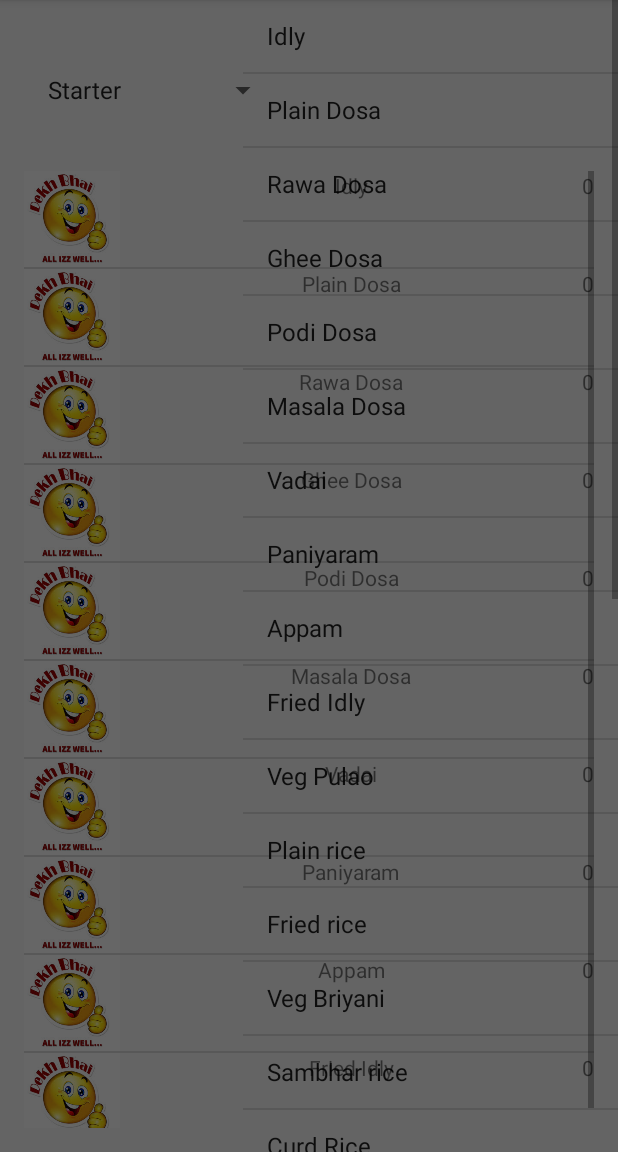
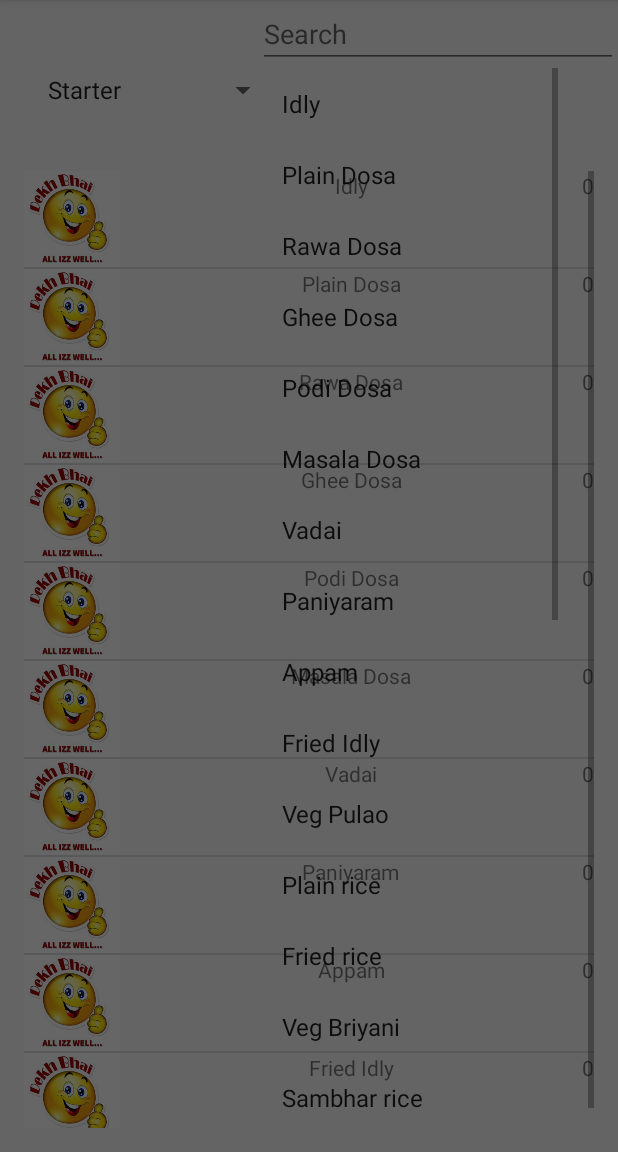
Before and after one commit to IOException722/FoodPlazza, an Android app: the screen it shows after launch (MainActivity), with the side drawer open, on a phone screen of 412 x 824 dp, the part 84-1236 px from its top. Run offline under Robolectric (Android 15) with nearby library versions, the phone set to English and light mode, and no system bars.

Commit message:
drawer added

```diff
--- a/app/src/main/java/matrimony/foodplazza/MainActivity.java
+++ b/app/src/main/java/matrimony/foodplazza/MainActivity.java
@@ -4,6 +4,8 @@ import android.graphics.Color;
 import android.os.Bundle;
 import android.support.v4.widget.DrawerLayout;
 import android.support.v7.app.ActionBarActivity;
+import android.text.Editable;
+import android.text.TextWatcher;
 import android.util.Log;
 import android.view.LayoutInflater;
 import android.view.Menu;
@@ -13,6 +15,7 @@ import android.view.ViewGroup;
 import android.widget.AdapterView;
 import android.widget.ArrayAdapter;
 import android.widget.BaseAdapter;
+import android.widget.EditText;
 import android.widget.ImageView;
 import android.widget.ListView;
 import android.widget.Spinner;
@@ -28,6 +31,7 @@ public class MainActivity extends ActionBarActivity {
     ArrayAdapter mArrayAdapter;
     ArrayList<String> mMianCourseList;
     ArrayList<String> mStarterList;
+    ArrayList<String> mDrawerFoodList;
     ArrayList<String> mDesertList;
     ArrayList<Integer> mFoodImageList;
     LayoutInflater mInflater;
@@ -38,8 +42,6 @@ public class MainActivity extends ActionBarActivity {
     ArrayList<Boolean> boolMaincourse;
     ArrayList<Boolean> boolStarter;
     ArrayList<Boolean> boolDesert;
-
-
     Spinner mDyanamicSpinner;
     SpinnerAdapter mSpinnerAdapter;
     Integer pos, size1, size2, size3;
@@ -47,7 +49,7 @@ public class MainActivity extends ActionBarActivity {
     //HashMap<Boolean, HashMap<>>;
     ArrayList<String> mSpinnerList2;
     DrawerLayout mDrawerLayout;
-
+    EditText search;
     int size;
     @Override
     protected void onCreate(Bundle savedInstanceState) {
@@ -68,6 +70,7 @@ public class MainActivity extends ActionBarActivity {
 
         mFoodImageList = new ArrayList<Integer>(Arrays.asList(DataClass.imageData));
         mMianCourseList = new ArrayList<String>(Arrays.asList(getResources().getStringArray(R.array.food_starter)));
+        mDrawerFoodList = new ArrayList<String>(Arrays.asList(getResources().getStringArray(R.array.food_list)));
         mStarterList = new ArrayList<String>(Arrays.asList(getResources().getStringArray(R.array.main_course)));
         mDesertList = new ArrayList<String>(Arrays.asList(getResources().getStringArray(R.array.deserts)));
         mDyanamicSpinner = (Spinner)findViewById(R.id.spinner1);
@@ -79,7 +82,7 @@ public class MainActivity extends ActionBarActivity {
         boolStarter=new ArrayList<Boolean>();
         size = mSpinnerList.size();
         size1  = mMianCourseList.size();
-       size2 = mStarterList.size();
+        size2 = mStarterList.size();
         size3 = mDesertList.size();
         mInflater = getLayoutInflater();
 
@@ -116,6 +119,7 @@ public class MainActivity extends ActionBarActivity {
         //mFoodPrice = new ArrayList<Integer>(Arrays.asList(getResources().getIntArray(R.array.foodquantitystarter)));
 
         mDrawerLayout = (DrawerLayout) findViewById(R.id.drawer_layout);
+        search = (EditText) findViewById(R.id.EditText01);
         mDrawerLayout.setDrawerListener(new DrawerLayout.DrawerListener() {
             @Override
             public void onDrawerSlide(View drawerView, float slideOffset) {
@@ -137,9 +141,36 @@ public class MainActivity extends ActionBarActivity {
             @Override
             public void onDrawerStateChanged(int newState) {
                 Log.v("ON STATE CHANGED",Integer.toString(newState));
+
+            }
+        });
+
+        search.addTextChangedListener(new TextWatcher() {
+            @Override
+            public void beforeTextChanged(CharSequence s, int start, int count, int after) {
+
+            }
+
+            @Override
+            public void onTextChanged(CharSequence s, int start, int before, int count) {
+
+            }
+
+            @Override
+            public void afterTextChanged(Editable s) {
+                String text = search.getText().toString();
+                for(int i=0;i<mDrawerFoodList.size();i++)
+                {
+                    if(mDrawerFoodList.get(i).contains(text))
+                    {
+                        Log.v("contained",mDrawerFoodList.get(i));
+                    }
+                }
+                Log.v("TEXT",text);
             }
         });
     }
+
     public void callAdapter()
     {
         myAdapter = new MyAdapter();
@@ -157,6 +188,7 @@ public class MainActivity extends ActionBarActivity {
                 arr.set(i, false);
             }
         }
+
         myAdapter.notifyDataSetChanged();
         return arr;
     }
--- a/app/src/main/res/layout/activity_main.xml
+++ b/app/src/main/res/layout/activity_main.xml
@@ -31,11 +31,48 @@
     </ListView>
 
 </RelativeLayout>
+
+
+    <LinearLayout
+        android:id="@+id/left_drawer"
+        android:layout_height="wrap_content"
+        android:layout_width="240dp"
+        android:orientation="vertical"
+        android:layout_gravity="right" >
+        <EditText
+            android:id="@+id/EditText01"
+            android:layout_width="match_parent"
+            android:layout_height="wrap_content"
+            android:hint="Search" >
+        </EditText>
+        <ListView android:id="@+id/left_drawer_list"
+            android:layout_width="200dp"
+            android:layout_height="match_parent"
+            android:choiceMode="singleChoice"
+            android:divider="@android:color/transparent"
+            android:dividerHeight="0dp"
+            android:entries="@array/food_list"
+            />
+    </LinearLayout>
+
+    <!--<LinearLayout
+        android:layout_width="200dp"
+        android:layout_height="match_parent"
+        android:orientation="vertical">
+    <EditText
+        android:id="@+id/edit_text"
+        android:layout_width="200dp"
+        android:layout_height="wrap_content"
+        android:hint="Type fooditem"
+        android:layout_margin="10dp"/>
+
     <ListView
-        android:id="@+id/draywer_list"
-        android:layout_width="250dp"
+        android:id="@+id/drsaywer_list"
+        android:layout_width="200dp"
         android:layout_height="match_parent"
         android:layout_gravity="right"
-        android:entries="@array/food_list">
+        android:entries="@array/food_list"
+        android:background="#FFFFFF">
     </ListView>
+    </LinearLayout>-->
 </android.support.v4.widget.DrawerLayout>
```
Also changed, not shown: 26 other files.
